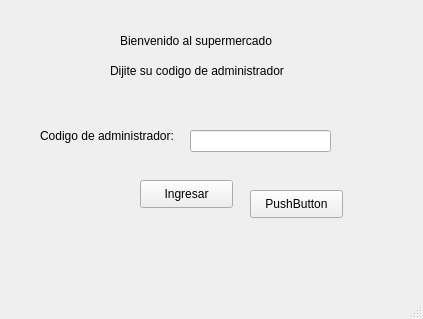
Above: Progra 2 para uso/Administrador_Interfaz/mainwindow.ui from Feterro/Super- before the change. Below: the same form after it.
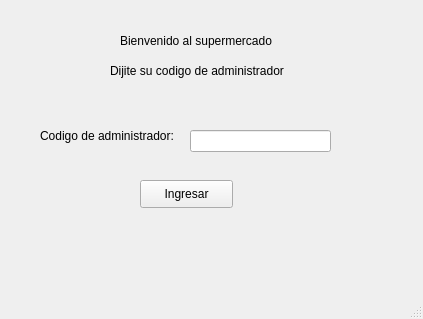
That is the form after the change.

Patch:
```diff
--- a/Progra 2 para uso/Administrador_Interfaz/mainwindow.ui
+++ b/Progra 2 para uso/Administrador_Interfaz/mainwindow.ui
@@ -89,19 +89,6 @@
      <string>Ingresar</string>
     </property>
    </widget>
-   <widget class="QPushButton" name="pushButton">
-    <property name="geometry">
-     <rect>
-      <x>250</x>
-      <y>190</y>
-      <width>93</width>
-      <height>28</height>
-     </rect>
-    </property>
-    <property name="text">
-     <string>PushButton</string>
-    </property>
-   </widget>
   </widget>
   <widget class="QMenuBar" name="menubar">
    <property name="geometry">
```
